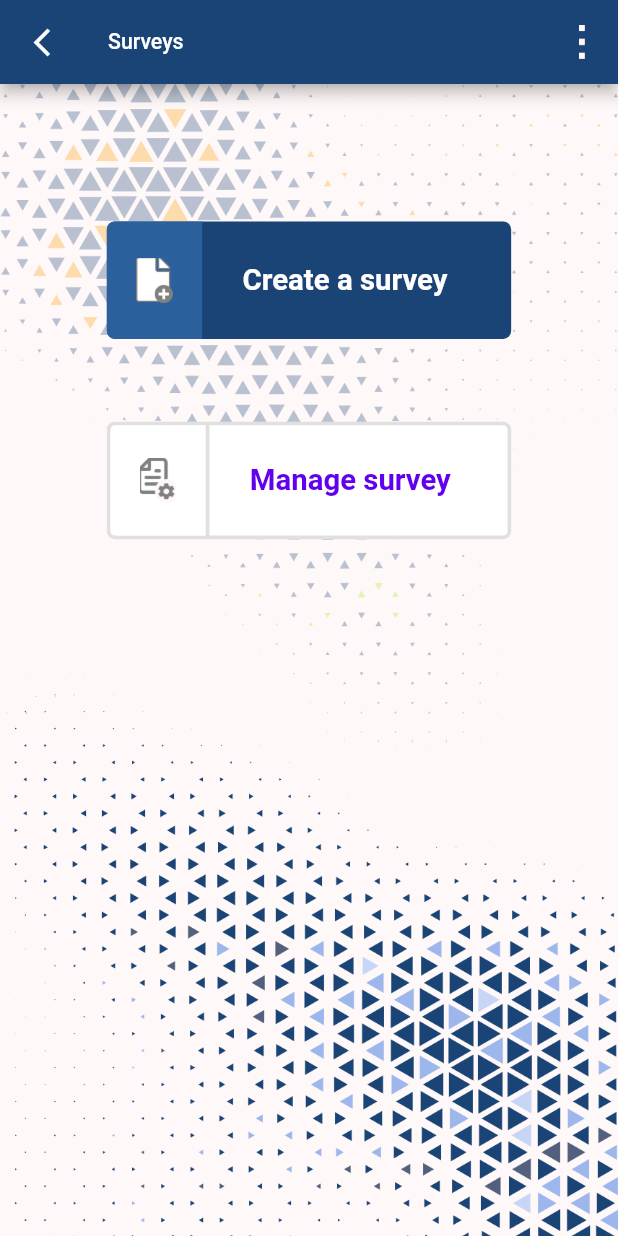
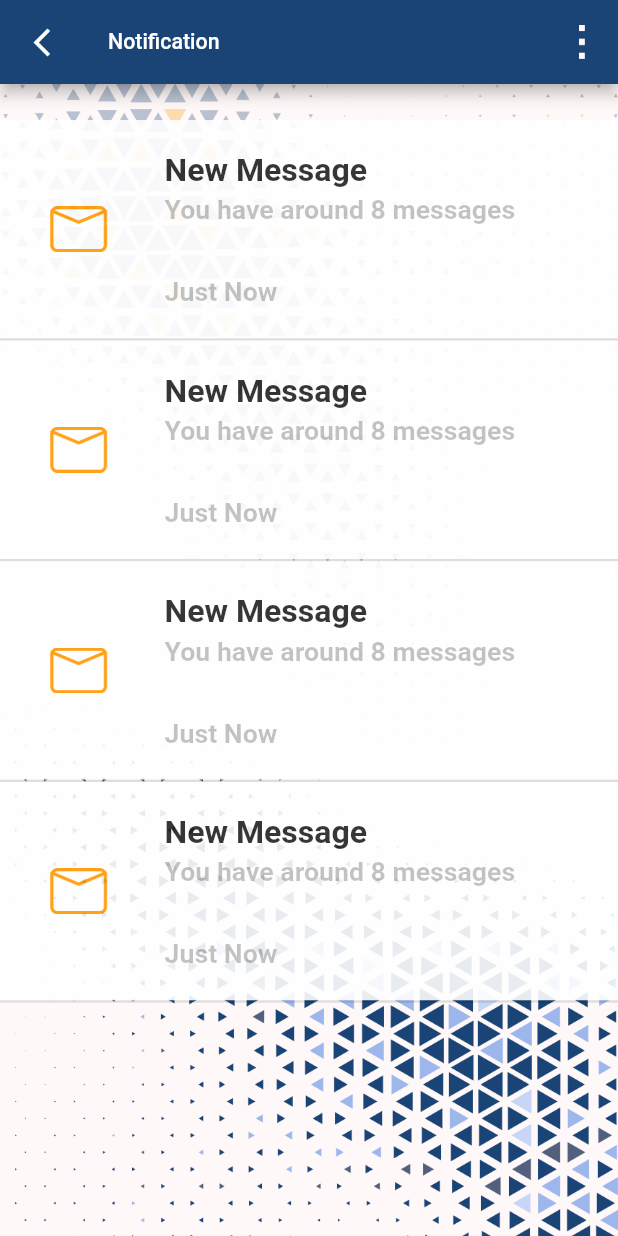
Before and after one commit to uzairleo/legal-line-solutions, a Flutter app: the screen it shows after launch, on a phone screen of 412 x 824 dp. Run offline on Flutter 3.47's test engine with Material 2 defaults, Android fonts, the phone set to English and light mode, and no system bars; our stand-ins replace flutter_screenutil, flutter_spinkit, get, google_fonts; missing offline and left inert: dart:ffi.

Commit message:
notification screen created as well

```diff
--- a/lib/main.dart
+++ b/lib/main.dart
@@ -5,6 +5,7 @@ import 'package:legal_line_solution/ui/screens/chat/chat-screen.dart';
 import 'package:legal_line_solution/ui/screens/forgot_password/forgot-password-screen.dart';
 import 'package:legal_line_solution/ui/screens/home/home-screen.dart';
 import 'package:legal_line_solution/ui/screens/login/login-screen.dart';
+import 'package:legal_line_solution/ui/screens/notifications/notification-screen.dart';
 import 'package:legal_line_solution/ui/screens/splashScreen.dart';
 import 'package:legal_line_solution/ui/screens/surveys/surveys-screen.dart';
 
@@ -36,7 +37,8 @@ class MyApp extends StatelessWidget {
       builder: () => GetMaterialApp(
           theme: ThemeData(),
           debugShowCheckedModeBanner: false,
-          home: SurveyScreen()
+          home: NotificationScreen()
+          // SurveyScreen()
           // ChatScreen()
           // HomeScreen()
           // ForgotPassword()
--- /dev/null
+++ b/lib/ui/custom_widgets/notification-tile.dart
@@ -0,0 +1,70 @@
+import 'dart:ffi';
+
+import 'package:flutter/material.dart';
+import 'package:legal_line_solution/core/constants/screen-util.dart';
+import 'package:legal_line_solution/core/constants/strings.dart';
+import 'package:legal_line_solution/core/constants/text_style.dart';
+import 'package:legal_line_solution/ui/custom_widgets/image-container.dart';
+
+class NotificationTile extends StatelessWidget {
+  @override
+  Widget build(BuildContext context) {
+    return Opacity(
+      opacity: 0.9,
+      child: Column(
+        children: [
+          Container(
+            height: 163.52.h,
+            decoration: BoxDecoration(color: Colors.white),
+            child: Padding(
+              padding: const EdgeInsets.only(left: 33.2, right: 38.0),
+              child: Row(
+                children: [
+                  ImageContainer(
+                    height: 50.h,
+                    width: 40.w,
+                    assetImage: "$assets/message_icon.png",
+                    fit: BoxFit.contain,
+                  ),
+                  Padding(
+                    padding: const EdgeInsets.only(left: 38.0),
+                    child: Column(
+                      mainAxisAlignment: MainAxisAlignment.center,
+                      crossAxisAlignment: CrossAxisAlignment.start,
+                      children: [
+                        Text("New Message",
+                            style: headingTextStyle.copyWith(
+                                fontSize: 24.sp, fontFamily: roboto)),
+                        SizedBox(
+                          height: 4.h,
+                        ),
+                        Text("You have around 8 messages",
+                            style: headingTextStyle.copyWith(
+                                fontSize: 20.sp,
+                                color: Colors.black26,
+                                fontFamily: roboto)),
+                        SizedBox(
+                          height: 38.h,
+                        ),
+                        Text("Just Now",
+                            style: headingTextStyle.copyWith(
+                                fontSize: 20.sp,
+                                color: Colors.black26,
+                                fontFamily: roboto))
+                      ],
+                    ),
+                  )
+                ],
+              ),
+            ),
+          ),
+          Container(
+            width: 1.sw,
+            height: 1.8.h,
+            color: Colors.black12,
+          )
+        ],
+      ),
+    );
+  }
+}
--- a/lib/ui/screens/notifications/notification-screen.dart
+++ b/lib/ui/screens/notifications/notification-screen.dart
@@ -0,0 +1,50 @@
+import 'package:flutter/material.dart';
+import 'package:legal_line_solution/core/constants/colors.dart';
+import 'package:legal_line_solution/core/constants/screen-util.dart';
+import 'package:legal_line_solution/core/constants/strings.dart';
+import 'package:legal_line_solution/core/constants/text_style.dart';
+import 'package:legal_line_solution/ui/base_screens/utility-base-screen.dart';
+import 'package:legal_line_solution/ui/custom_widgets/image-container.dart';
+import 'package:legal_line_solution/ui/custom_widgets/notification-tile.dart';
+
+class NotificationScreen extends StatelessWidget {
+  @override
+  Widget build(BuildContext context) {
+    return UtilityBaseScreen(
+      //bg of body
+      bgAsset: "$assets/bg_pink2.png",
+
+      ///
+      ///appbar title
+      ///
+      appTitle: Column(
+        children: [
+          Text(
+            "Notification",
+            style: bodyTextStyle.copyWith(
+                fontSize: 16.sp, fontFamily: roboto, color: Colors.white),
+          )
+        ],
+      ),
+
+      ///
+      ///body starts from here
+      ///
+      body: Column(
+        crossAxisAlignment: CrossAxisAlignment.stretch,
+        mainAxisAlignment: MainAxisAlignment.start,
+        children: [
+          SizedBox(
+            height: 27.h,
+          ),
+          ListView.builder(
+            physics: BouncingScrollPhysics(),
+            itemCount: 4,
+            shrinkWrap: true,
+            itemBuilder: (_, index) => NotificationTile(),
+          )
+        ],
+      ),
+    );
+  }
+}
```
Also changed, not shown: assets/static_assets/drawable-hdpi/message_icon.png (added), assets/static_assets/drawable-ldpi/message_icon.png (added), assets/static_assets/drawable-mdpi/message_icon.png (added), assets/static_assets/drawable-xhdpi/message_icon.png (added), assets/static_assets/drawable-xxhdpi/message_icon.png (added), assets/static_assets/message_icon.png (added).
